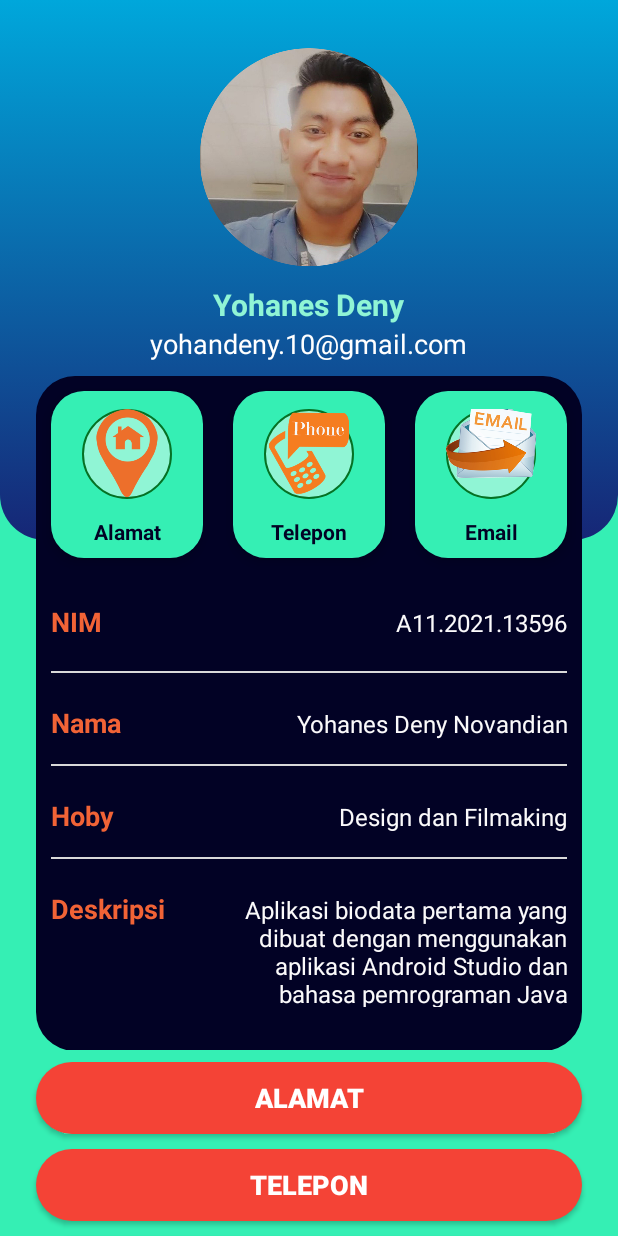
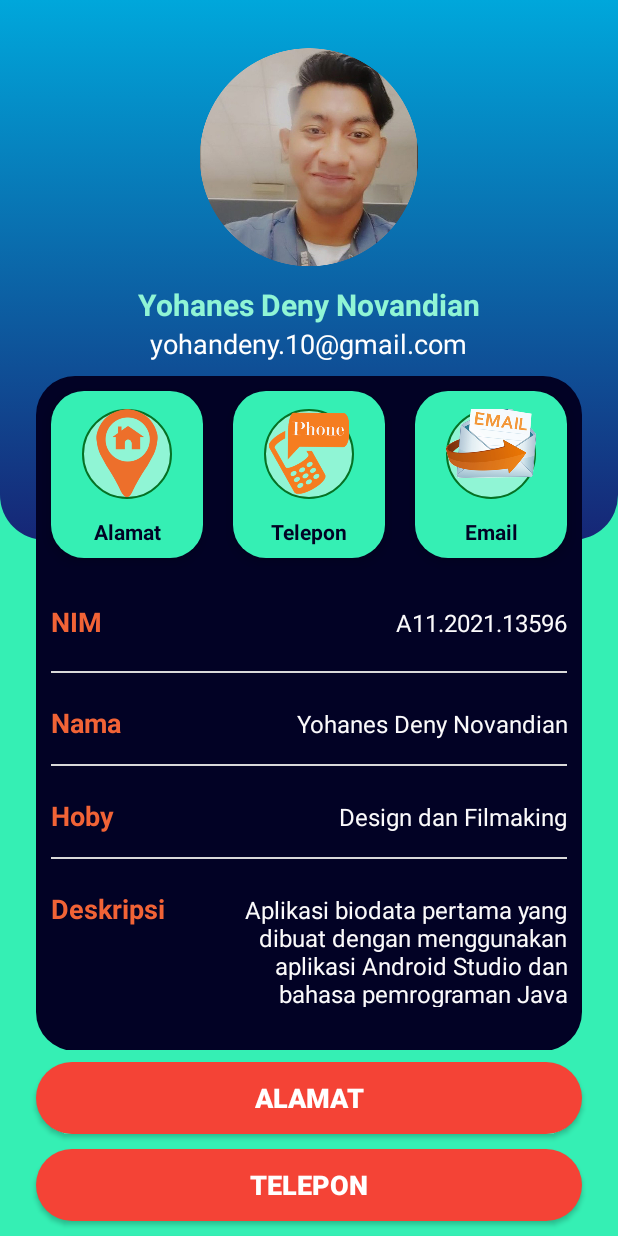
Before and after one commit to Newbornprograming/Biodata_Java, an Android app: the screen it shows after launch (MainActivity), on a phone screen of 412 x 824 dp. Run offline under Robolectric (Android 15) with nearby library versions, the phone set to English and light mode, and no system bars.

Commit message:
perubahan nama judul

```diff
--- a/app/src/main/res/layout/activity_main.xml
+++ b/app/src/main/res/layout/activity_main.xml
@@ -54,7 +54,7 @@
                         android:layout_width="wrap_content"
                         android:layout_height="wrap_content"
                         android:layout_marginTop="12dp"
-                        android:text="Yohanes Deny"
+                        android:text="Yohanes Deny Novandian"
                         android:textColor="#90F5D5"
                         android:textSize="20dp"
                         android:textStyle="bold"
```
